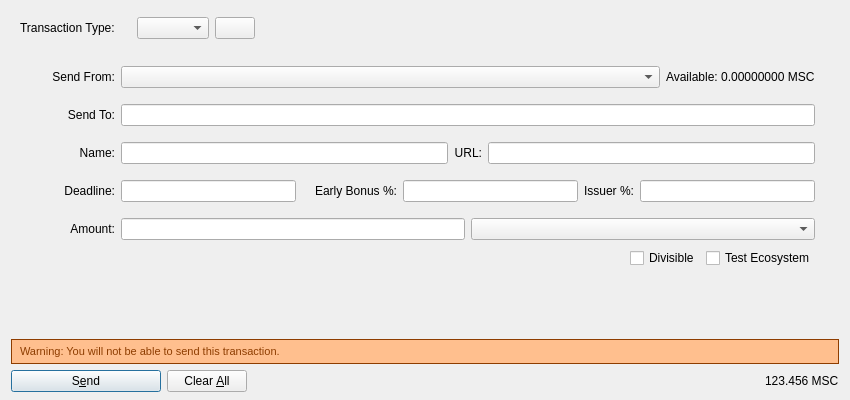
Above: src/qt/forms/sendmpdialog.ui from OmniLayer/omnicore-lite-deprecated before the change. Below: the same form after it.
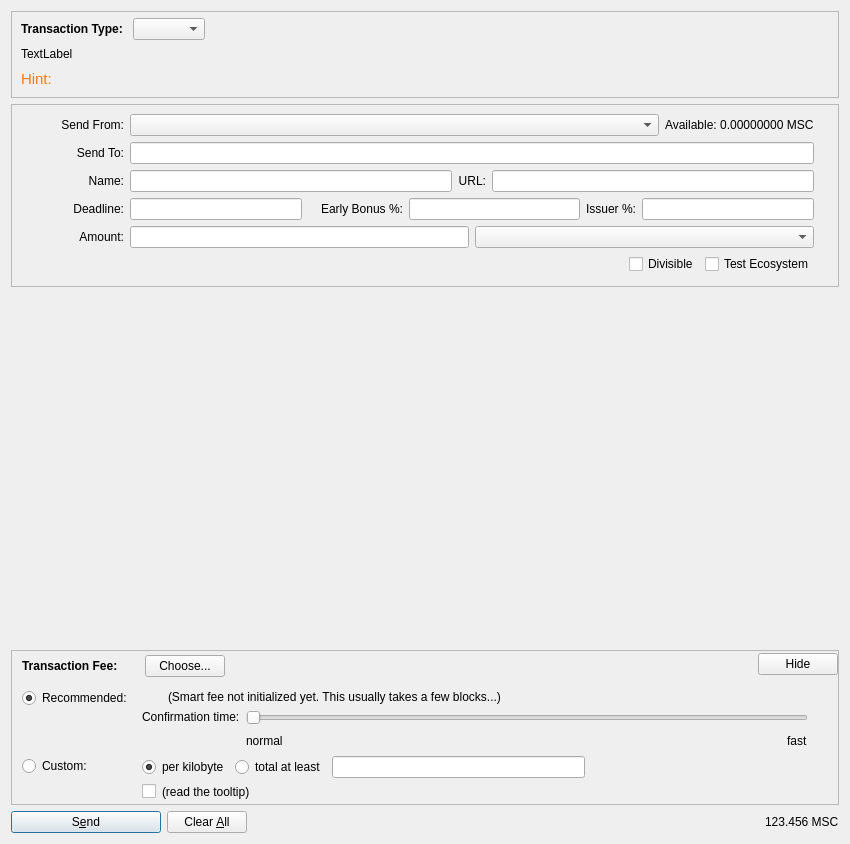
That is the form after the change. Icons and pictures are not drawn. Custom widgets are drawn as their Qt base class.

Commit message: Major overhaul of UI send tab

```diff
--- a/src/qt/forms/sendmpdialog.ui
+++ b/src/qt/forms/sendmpdialog.ui
@@ -7,7 +7,7 @@
     <x>0</x>
     <y>0</y>
     <width>850</width>
-    <height>400</height>
+    <height>844</height>
    </rect>
   </property>
   <property name="windowTitle">
@@ -16,9 +16,35 @@
   <property name="autoFillBackground">
    <bool>true</bool>
   </property>
-  <layout class="QVBoxLayout" name="verticalLayout" stretch="0,0,0">
+  <layout class="QVBoxLayout" name="verticalLayout">
+   <item>
+    <widget class="QFrame" name="frame">
+     <property name="frameShape">
+      <enum>QFrame::StyledPanel</enum>
+     </property>
+     <property name="frameShadow">
+      <enum>QFrame::Raised</enum>
+     </property>
+     <layout class="QVBoxLayout" name="verticalLayout_6">
+      <property name="spacing">
+       <number>0</number>
+      </property>
+      <property name="leftMargin">
+       <number>0</number>
+      </property>
+      <property name="topMargin">
+       <number>0</number>
+      </property>
+      <property name="rightMargin">
+       <number>0</number>
+      </property>
    <property name="bottomMargin">
-    <number>8</number>
+       <number>0</number>
+      </property>
+      <item>
+       <layout class="QVBoxLayout" name="verticalLayout_5">
+        <property name="bottomMargin">
+         <number>9</number>
    </property>
    <item>
     <widget class="QWidget" name="horizontalWidget_3" native="true">
@@ -27,28 +53,18 @@
        <number>6</number>
       </property>
       <property name="bottomMargin">
-       <number>12</number>
+            <number>7</number>
       </property>
       <item>
        <widget class="QLabel" name="label_3">
         <property name="styleSheet">
-         <string notr="true"/>
+              <string notr="true">font-weight:bold;</string>
         </property>
         <property name="text">
          <string>Transaction Type: </string>
         </property>
        </widget>
       </item>
-      <item>
-       <widget class="QLabel" name="typeLabel">
-        <property name="styleSheet">
-         <string notr="true">QLabel {font-weight:bold;}</string>
-        </property>
-        <property name="text">
-         <string/>
-        </property>
-       </widget>
-      </item>
       <item>
        <widget class="QComboBox" name="typeCombo">
         <property name="enabled">
@@ -56,27 +72,6 @@
         </property>
        </widget>
       </item>
-      <item>
-       <widget class="QPushButton" name="settingsButton">
-        <property name="text">
-         <string/>
-        </property>
-        <property name="icon">
-         <iconset resource="../bitcoin.qrc">
-          <normaloff>:/icons/options</normaloff>
-          <normalon>:/icons/options</normalon>
-          <disabledoff>:/icons/options</disabledoff>
-          <disabledon>:/icons/options</disabledon>
-          <activeoff>:/icons/options</activeoff>
-          <activeon>:/icons/options</activeon>
-          <selectedoff>:/icons/options</selectedoff>
-          <selectedon>:/icons/options</selectedon>:/icons/options</iconset>
-        </property>
-        <property name="flat">
-         <bool>false</bool>
-        </property>
-       </widget>
-      </item>
       <item>
        <spacer name="horizontalSpacer_9">
         <property name="orientation">
@@ -94,26 +89,85 @@
     </widget>
    </item>
    <item>
-    <widget class="QScrollArea" name="scrollArea">
+         <layout class="QHBoxLayout" name="horizontalLayout_4">
+          <property name="leftMargin">
+           <number>9</number>
+          </property>
+          <property name="topMargin">
+           <number>0</number>
+          </property>
+          <property name="rightMargin">
+           <number>9</number>
+          </property>
+          <property name="bottomMargin">
+           <number>9</number>
+          </property>
+          <item>
+           <widget class="QLabel" name="typeDescLabel">
+            <property name="text">
+             <string>TextLabel</string>
+            </property>
+            <property name="wordWrap">
+             <bool>true</bool>
+            </property>
+           </widget>
+          </item>
+         </layout>
+        </item>
+        <item>
+         <layout class="QHBoxLayout" name="horizontalLayout_8">
+          <property name="leftMargin">
+           <number>9</number>
+          </property>
+          <property name="topMargin">
+           <number>0</number>
+          </property>
+          <property name="rightMargin">
+           <number>9</number>
+          </property>
+          <item>
+           <widget class="QLabel" name="hintLabel">
+            <property name="font">
+             <font>
+              <pointsize>11</pointsize>
+             </font>
+            </property>
+            <property name="styleSheet">
+             <string notr="true">QLabel { color:rgb(243, 124, 22);} </string>
+            </property>
+            <property name="text">
+             <string>Hint:</string>
+            </property>
+            <property name="alignment">
+             <set>Qt::AlignLeading|Qt::AlignLeft|Qt::AlignVCenter</set>
+            </property>
+           </widget>
+          </item>
+         </layout>
+        </item>
+       </layout>
+      </item>
+     </layout>
+    </widget>
+   </item>
+   <item>
+    <widget class="QFrame" name="frameTX">
+     <property name="sizePolicy">
+      <sizepolicy hsizetype="Preferred" vsizetype="Preferred">
+       <horstretch>0</horstretch>
+       <verstretch>0</verstretch>
+      </sizepolicy>
+     </property>
      <property name="frameShape">
-      <enum>QFrame::NoFrame</enum>
+      <enum>QFrame::StyledPanel</enum>
      </property>
      <property name="frameShadow">
-      <enum>QFrame::Plain</enum>
+      <enum>QFrame::Raised</enum>
      </property>
-     <property name="widgetResizable">
-      <bool>true</bool>
-     </property>
-     <widget class="QWidget" name="scrollAreaWidgetContents">
-      <property name="geometry">
-       <rect>
-        <x>0</x>
-        <y>0</y>
-        <width>832</width>
-        <height>303</height>
-       </rect>
-      </property>
-      <layout class="QVBoxLayout" name="verticalLayout_2" stretch="0,0,0,0,0,0,1,0">
+     <layout class="QVBoxLayout" name="verticalLayout_4">
+      <property name="spacing">
+       <number>0</number>
+      </property>
        <property name="leftMargin">
         <number>0</number>
        </property>
@@ -125,10 +179,24 @@
        </property>
        <property name="bottomMargin">
         <number>0</number>
+      </property>
+      <item>
+       <layout class="QVBoxLayout" name="verticalLayout_3">
+        <property name="topMargin">
+         <number>0</number>
+        </property>
+        <property name="bottomMargin">
+         <number>9</number>
        </property>
        <item>
         <widget class="QWidget" name="wgtFrom" native="true">
          <layout class="QHBoxLayout" name="FromHLayout">
+           <property name="leftMargin">
+            <number>0</number>
+           </property>
+           <property name="bottomMargin">
+            <number>3</number>
+           </property>
           <item>
            <widget class="QLabel" name="sendFromLabel">
             <property name="sizePolicy">
@@ -139,7 +207,7 @@
             </property>
             <property name="minimumSize">
              <size>
-              <width>95</width>
+               <width>112</width>
               <height>0</height>
              </size>
             </property>
@@ -196,14 +264,20 @@
        <item>
         <widget class="QWidget" name="wgtTo" native="true">
          <layout class="QHBoxLayout" name="ToHLayout">
+           <property name="leftMargin">
+            <number>0</number>
+           </property>
           <property name="topMargin">
-           <number>1</number>
+            <number>3</number>
+           </property>
+           <property name="bottomMargin">
+            <number>3</number>
           </property>
           <item>
            <widget class="QLabel" name="sendToLabel">
             <property name="minimumSize">
              <size>
-              <width>95</width>
+               <width>112</width>
               <height>0</height>
              </size>
             </property>
@@ -246,14 +320,20 @@
        <item>
         <widget class="QWidget" name="wgtProp" native="true">
          <layout class="QHBoxLayout" name="propLayout" stretch="0,0,0,0,0">
+           <property name="leftMargin">
+            <number>0</number>
+           </property>
           <property name="topMargin">
-           <number>1</number>
+            <number>3</number>
+           </property>
+           <property name="bottomMargin">
+            <number>3</number>
           </property>
           <item>
            <widget class="QLabel" name="label">
             <property name="minimumSize">
              <size>
-              <width>95</width>
+               <width>112</width>
               <height>0</height>
              </size>
             </property>
@@ -315,14 +395,20 @@
        <item>
         <widget class="QWidget" name="wgtCrowd" native="true">
          <layout class="QHBoxLayout" name="crowdLayout">
+           <property name="leftMargin">
+            <number>0</number>
+           </property>
           <property name="topMargin">
-           <number>1</number>
+            <number>3</number>
+           </property>
+           <property name="bottomMargin">
+            <number>3</number>
           </property>
           <item>
            <widget class="QLabel" name="label_5">
             <property name="minimumSize">
              <size>
-              <width>95</width>
+               <width>112</width>
               <height>0</height>
              </size>
             </property>
@@ -406,17 +492,20 @@
        <item>
         <widget class="QWidget" name="wgtAmount" native="true">
          <layout class="QHBoxLayout" name="horizontalLayout_3">
+           <property name="leftMargin">
+            <number>0</number>
+           </property>
           <property name="topMargin">
-           <number>1</number>
+            <number>3</number>
           </property>
           <property name="bottomMargin">
-           <number>1</number>
+            <number>3</number>
           </property>
           <item>
            <widget class="QLabel" name="amountLabel">
             <property name="minimumSize">
              <size>
-              <width>95</width>
+               <width>112</width>
               <height>0</height>
              </size>
             </property>
@@ -467,7 +556,10 @@
         <widget class="QWidget" name="wgtPropOptions" native="true">
          <layout class="QHBoxLayout" name="propOptionsLayout">
           <property name="topMargin">
-           <number>1</number>
+            <number>3</number>
+           </property>
+           <property name="bottomMargin">
+            <number>3</number>
           </property>
           <item>
            <spacer name="horizontalSpacer_7">
@@ -531,8 +623,13 @@
          </layout>
         </widget>
        </item>
+       </layout>
+      </item>
+     </layout>
+    </widget>
+   </item>
        <item>
-        <spacer name="verticalSpacer">
+    <spacer name="verticalSpacer_2">
          <property name="orientation">
           <enum>Qt::Vertical</enum>
          </property>
@@ -545,37 +642,534 @@
         </spacer>
        </item>
        <item>
-        <layout class="QHBoxLayout" name="horizontalLayout_4">
+    <widget class="QFrame" name="frameFee">
+     <property name="sizePolicy">
+      <sizepolicy hsizetype="Preferred" vsizetype="Fixed">
+       <horstretch>0</horstretch>
+       <verstretch>0</verstretch>
+      </sizepolicy>
+     </property>
+     <property name="maximumSize">
+      <size>
+       <width>16777215</width>
+       <height>16777215</height>
+      </size>
+     </property>
+     <property name="frameShape">
+      <enum>QFrame::StyledPanel</enum>
+     </property>
+     <property name="frameShadow">
+      <enum>QFrame::Sunken</enum>
+     </property>
+     <layout class="QVBoxLayout" name="verticalLayoutFee1">
+      <property name="spacing">
+       <number>0</number>
+      </property>
+      <property name="leftMargin">
+       <number>0</number>
+      </property>
+      <property name="topMargin">
+       <number>0</number>
+      </property>
+      <property name="rightMargin">
+       <number>0</number>
+      </property>
          <property name="bottomMargin">
           <number>0</number>
          </property>
          <item>
-          <widget class="QLabel" name="feeWarningLabel">
+       <layout class="QVBoxLayout" name="verticalLayoutFee2_2" stretch="0,0,0">
+        <property name="spacing">
+         <number>0</number>
+        </property>
+        <property name="leftMargin">
+         <number>10</number>
+        </property>
+        <property name="topMargin">
+         <number>0</number>
+        </property>
+        <item>
+         <layout class="QHBoxLayout" name="horizontalLayoutFee1_2">
+          <property name="bottomMargin">
+           <number>0</number>
+          </property>
+          <item>
+           <layout class="QVBoxLayout" name="verticalLayoutFee7_2">
+            <property name="spacing">
+             <number>0</number>
+            </property>
+            <item>
+             <spacer name="verticalSpacerSmartFee_2">
+              <property name="orientation">
+               <enum>Qt::Vertical</enum>
+              </property>
+              <property name="sizeType">
+               <enum>QSizePolicy::Fixed</enum>
+              </property>
+              <property name="sizeHint" stdset="0">
+               <size>
+                <width>1</width>
+                <height>4</height>
+               </size>
+              </property>
+             </spacer>
+            </item>
+            <item>
+             <layout class="QHBoxLayout" name="horizontalLayoutSmartFee">
+              <property name="spacing">
+               <number>10</number>
+              </property>
+              <item>
+               <widget class="QLabel" name="labelFeeHeadline">
+                <property name="sizePolicy">
+                 <sizepolicy hsizetype="Preferred" vsizetype="Maximum">
+                  <horstretch>0</horstretch>
+                  <verstretch>0</verstretch>
+                 </sizepolicy>
+                </property>
            <property name="font">
             <font>
-             <pointsize>8</pointsize>
+                  <weight>75</weight>
+                  <bold>true</bold>
             </font>
            </property>
            <property name="styleSheet">
-            <string notr="true">QLabel { 
-border: 1px solid rgb(142,61,0);padding:5px 5px 5px 5px;background-repeat: no-repeat;background-position: 10px center;color: #133959;background-color: rgb(255,191,142); color:rgb(142,61,0);} </string>
+                 <string notr="true">font-weight:bold;</string>
            </property>
            <property name="text">
-            <string>Warning: You will not be able to send this transaction.</string>
-           </property>
-           <property name="alignment">
-            <set>Qt::AlignLeading|Qt::AlignLeft|Qt::AlignVCenter</set>
+                 <string>Transaction Fee:</string>
+                </property>
+               </widget>
+              </item>
+              <item>
+               <widget class="QLabel" name="labelFeeMinimized">
+                <property name="text">
+                 <string/>
            </property>
           </widget>
          </item>
-        </layout>
-       </item>
-      </layout>
-      <zorder>wgtPropOptions</zorder>
-      <zorder>wgtProp</zorder>
-      <zorder>wgtCrowd</zorder>
-      <zorder>wgtAmount</zorder>
-     </widget>
+              <item>
+               <widget class="QPushButton" name="buttonChooseFee">
+                <property name="text">
+                 <string>Choose...</string>
+                </property>
+               </widget>
+              </item>
+             </layout>
+            </item>
+            <item>
+             <spacer name="verticalSpacer_7">
+              <property name="orientation">
+               <enum>Qt::Vertical</enum>
+              </property>
+              <property name="sizeHint" stdset="0">
+               <size>
+                <width>1</width>
+                <height>1</height>
+               </size>
+              </property>
+             </spacer>
+            </item>
+           </layout>
+          </item>
+          <item>
+           <spacer name="horizontalSpacer_15">
+            <property name="orientation">
+             <enum>Qt::Horizontal</enum>
+            </property>
+            <property name="sizeHint" stdset="0">
+             <size>
+              <width>40</width>
+              <height>20</height>
+             </size>
+            </property>
+           </spacer>
+          </item>
+          <item>
+           <widget class="QPushButton" name="buttonMinimizeFee">
+            <property name="toolTip">
+             <string>collapse fee-settings</string>
+            </property>
+            <property name="text">
+             <string>Hide</string>
+            </property>
+           </widget>
+          </item>
+         </layout>
+        </item>
+        <item>
+         <widget class="QFrame" name="frameFeeSelection">
+          <layout class="QVBoxLayout" name="verticalLayoutFee12_2">
+           <property name="spacing">
+            <number>0</number>
+           </property>
+           <property name="leftMargin">
+            <number>0</number>
+           </property>
+           <property name="topMargin">
+            <number>0</number>
+           </property>
+           <property name="rightMargin">
+            <number>0</number>
+           </property>
+           <property name="bottomMargin">
+            <number>0</number>
+           </property>
+           <item>
+            <layout class="QGridLayout" name="gridLayoutFee">
+             <property name="topMargin">
+              <number>10</number>
+             </property>
+             <property name="bottomMargin">
+              <number>4</number>
+             </property>
+             <property name="horizontalSpacing">
+              <number>10</number>
+             </property>
+             <property name="verticalSpacing">
+              <number>4</number>
+             </property>
+             <item row="1" column="1">
+              <layout class="QVBoxLayout" name="verticalLayoutFee8">
+               <property name="spacing">
+                <number>6</number>
+               </property>
+               <item>
+                <layout class="QHBoxLayout" name="horizontalLayoutFee13">
+                 <item>
+                  <widget class="QRadioButton" name="radioCustomPerKilobyte">
+                   <property name="toolTip">
+                    <string>If the custom fee is set to 1000 satoshis and the transaction is only 250 bytes, then &quot;per kilobyte&quot; only pays 250 satoshis in fee, while &quot;total at least&quot; pays 1000 satoshis. For transactions bigger than a kilobyte both pay by kilobyte.</string>
+                   </property>
+                   <property name="text">
+                    <string>per kilobyte</string>
+                   </property>
+                   <property name="checked">
+                    <bool>true</bool>
+                   </property>
+                   <attribute name="buttonGroup">
+                    <string notr="true">groupCustomFee</string>
+                   </attribute>
+                  </widget>
+                 </item>
+                 <item>
+                  <widget class="QRadioButton" name="radioCustomAtLeast">
+                   <property name="toolTip">
+                    <string>If the custom fee is set to 1000 satoshis and the transaction is only 250 bytes, then &quot;per kilobyte&quot; only pays 250 satoshis in fee, while &quot;total at least&quot; pays 1000 satoshis. For transactions bigger than a kilobyte both pay by kilobyte.</string>
+                   </property>
+                   <property name="text">
+                    <string>total at least</string>
+                   </property>
+                   <attribute name="buttonGroup">
+                    <string notr="true">groupCustomFee</string>
+                   </attribute>
+                  </widget>
+                 </item>
+                 <item>
+                  <widget class="BitcoinAmountField" name="customFee"/>
+                 </item>
+                 <item>
+                  <spacer name="horizontalSpacer_16">
+                   <property name="orientation">
+                    <enum>Qt::Horizontal</enum>
+                   </property>
+                   <property name="sizeHint" stdset="0">
+                    <size>
+                     <width>1</width>
+                     <height>1</height>
+                    </size>
+                   </property>
+                  </spacer>
+                 </item>
+                </layout>
+               </item>
+               <item>
+                <layout class="QHBoxLayout" name="horizontalLayoutFee8">
+                 <item>
+                  <widget class="QCheckBox" name="checkBoxMinimumFee">
+                   <property name="toolTip">
+                    <string>Paying only the minimum fee is just fine as long as there is less transaction volume than space in the blocks. But be aware that this can end up in a never confirming transaction once there is more demand for litecoin transactions than the network can process.</string>
+                   </property>
+                   <property name="text">
+                    <string/>
+                   </property>
+                  </widget>
+                 </item>
+                 <item>
+                  <widget class="QLabel" name="labelMinFeeWarning">
+                   <property name="enabled">
+                    <bool>true</bool>
+                   </property>
+                   <property name="toolTip">
+                    <string>Paying only the minimum fee is just fine as long as there is less transaction volume than space in the blocks. But be aware that this can end up in a never confirming transaction once there is more demand for litecoin transactions than the network can process.</string>
+                   </property>
+                   <property name="text">
+                    <string>(read the tooltip)</string>
+                   </property>
+                   <property name="margin">
+                    <number>5</number>
+                   </property>
+                  </widget>
+                 </item>
+                 <item>
+                  <spacer name="horizontalSpacer_17">
+                   <property name="orientation">
+                    <enum>Qt::Horizontal</enum>
+                   </property>
+                   <property name="sizeHint" stdset="0">
+                    <size>
+                     <width>1</width>
+                     <height>1</height>
+                    </size>
+                   </property>
+                  </spacer>
+                 </item>
+                </layout>
+               </item>
+              </layout>
+             </item>
+             <item row="0" column="0">
+              <layout class="QVBoxLayout" name="verticalLayoutFee4" stretch="0,1">
+               <item>
+                <widget class="QRadioButton" name="radioSmartFee">
+                 <property name="text">
+                  <string>Recommended:</string>
+                 </property>
+                 <property name="checked">
+                  <bool>true</bool>
+                 </property>
+                 <attribute name="buttonGroup">
+                  <string notr="true">groupFee</string>
+                 </attribute>
+                </widget>
+               </item>
+               <item>
+                <spacer name="verticalSpacer_8">
+                 <property name="orientation">
+                  <enum>Qt::Vertical</enum>
+                 </property>
+                 <property name="sizeHint" stdset="0">
+                  <size>
+                   <width>1</width>
+                   <height>1</height>
+                  </size>
+                 </property>
+                </spacer>
+               </item>
+              </layout>
+             </item>
+             <item row="1" column="0">
+              <layout class="QVBoxLayout" name="verticalLayoutFee9" stretch="0,1">
+               <item>
+                <widget class="QRadioButton" name="radioCustomFee">
+                 <property name="text">
+                  <string>Custom:</string>
+                 </property>
+                 <attribute name="buttonGroup">
+                  <string notr="true">groupFee</string>
+                 </attribute>
+                </widget>
+               </item>
+               <item>
+                <spacer name="verticalSpacer_9">
+                 <property name="orientation">
+                  <enum>Qt::Vertical</enum>
+                 </property>
+                 <property name="sizeHint" stdset="0">
+                  <size>
+                   <width>1</width>
+                   <height>1</height>
+                  </size>
+                 </property>
+                </spacer>
+               </item>
+              </layout>
+             </item>
+             <item row="0" column="1">
+              <layout class="QVBoxLayout" name="verticalLayoutFee3" stretch="0,0,1">
+               <property name="spacing">
+                <number>6</number>
+               </property>
+               <property name="topMargin">
+                <number>2</number>
+               </property>
+               <item>
+                <layout class="QHBoxLayout" name="horizontalLayoutFee12">
+                 <item>
+                  <widget class="QLabel" name="labelSmartFee">
+                   <property name="text">
+                    <string/>
+                   </property>
+                   <property name="margin">
+                    <number>2</number>
+                   </property>
+                  </widget>
+                 </item>
+                 <item>
+                  <widget class="QLabel" name="labelFeeEstimation">
+                   <property name="text">
+                    <string/>
+                   </property>
+                  </widget>
+                 </item>
+                 <item>
+                  <widget class="QLabel" name="labelSmartFee2">
+                   <property name="text">
+                    <string>(Smart fee not initialized yet. This usually takes a few blocks...)</string>
+                   </property>
+                   <property name="margin">
+                    <number>2</number>
+                   </property>
+                  </widget>
+                 </item>
+                 <item>
+                  <spacer name="horizontalSpacer_18">
+                   <property name="orientation">
+                    <enum>Qt::Horizontal</enum>
+                   </property>
+                   <property name="sizeHint" stdset="0">
+                    <size>
+                     <width>1</width>
+                     <height>1</height>
+                    </size>
+                   </property>
+                  </spacer>
+                 </item>
+                </layout>
+               </item>
+               <item>
+                <layout class="QHBoxLayout" name="horizontalLayoutFee9">
+                 <item>
+                  <layout class="QVBoxLayout" name="verticalLayoutFee6">
+                   <item>
+                    <widget class="QLabel" name="labelSmartFee3">
+                     <property name="text">
+                      <string>Confirmation time:</string>
+                     </property>
+                     <property name="margin">
+                      <number>2</number>
+                     </property>
+                    </widget>
+                   </item>
+                   <item>
+                    <spacer name="verticalSpacer_10">
+                     <property name="orientation">
+                      <enum>Qt::Vertical</enum>
+                     </property>
+                     <property name="sizeHint" stdset="0">
+                      <size>
+                       <width>1</width>
+                       <height>1</height>
+                      </size>
+                     </property>
+                    </spacer>
+                   </item>
+                  </layout>
+                 </item>
+                 <item>
+                  <layout class="QVBoxLayout" name="verticalLayoutFee5_2">
+                   <property name="rightMargin">
+                    <number>30</number>
+                   </property>
+                   <item>
+                    <widget class="QSlider" name="sliderSmartFee">
+                     <property name="minimum">
+                      <number>0</number>
+                     </property>
+                     <property name="maximum">
+                      <number>24</number>
+                     </property>
+                     <property name="pageStep">
+                      <number>1</number>
+                     </property>
+                     <property name="value">
+                      <number>0</number>
+                     </property>
+                     <property name="orientation">
+                      <enum>Qt::Horizontal</enum>
+                     </property>
+                     <property name="invertedAppearance">
+                      <bool>false</bool>
+                     </property>
+                     <property name="invertedControls">
+                      <bool>false</bool>
+                     </property>
+                     <property name="tickPosition">
+                      <enum>QSlider::NoTicks</enum>
+                     </property>
+                    </widget>
+                   </item>
+                   <item>
+                    <layout class="QHBoxLayout" name="horizontalLayoutFee10_2">
+                     <item>
+                      <widget class="QLabel" name="labelSmartFeeNormal">
+                       <property name="text">
+                        <string>normal</string>
+                       </property>
+                      </widget>
+                     </item>
+                     <item>
+                      <spacer name="horizontalSpacer_19">
+                       <property name="orientation">
+                        <enum>Qt::Horizontal</enum>
+                       </property>
+                       <property name="sizeHint" stdset="0">
+                        <size>
+                         <width>40</width>
+                         <height>20</height>
+                        </size>
+                       </property>
+                      </spacer>
+                     </item>
+                     <item>
+                      <widget class="QLabel" name="labelSmartFeeFast">
+                       <property name="text">
+                        <string>fast</string>
+                       </property>
+                      </widget>
+                     </item>
+                    </layout>
+                   </item>
+                  </layout>
+                 </item>
+                </layout>
+               </item>
+               <item>
+                <spacer name="verticalSpacer_11">
+                 <property name="orientation">
+                  <enum>Qt::Vertical</enum>
+                 </property>
+                 <property name="sizeHint" stdset="0">
+                  <size>
+                   <width>1</width>
+                   <height>1</height>
+                  </size>
+                 </property>
+                </spacer>
+               </item>
+              </layout>
+             </item>
+            </layout>
+           </item>
+          </layout>
+         </widget>
+        </item>
+        <item>
+         <spacer name="verticalSpacerFee_2">
+          <property name="orientation">
+           <enum>Qt::Vertical</enum>
+          </property>
+          <property name="sizeHint" stdset="0">
+           <size>
+            <width>800</width>
+            <height>1</height>
+           </size>
+          </property>
+         </spacer>
+        </item>
+       </layout>
+      </item>
+     </layout>
     </widget>
    </item>
    <item>
@@ -672,6 +1266,14 @@
    </item>
   </layout>
  </widget>
+ <customwidgets>
+  <customwidget>
+   <class>BitcoinAmountField</class>
+   <extends>QLineEdit</extends>
+   <header>bitcoinamountfield.h</header>
+   <container>1</container>
+  </customwidget>
+ </customwidgets>
  <resources>
   <include location="../bitcoin.qrc"/>
  </resources>
```
Left out of the diff: 8 changed lines with no effect on the pictures. Lines whose indentation alone changed are shown as unchanged. The commit also changes 9 other files.
